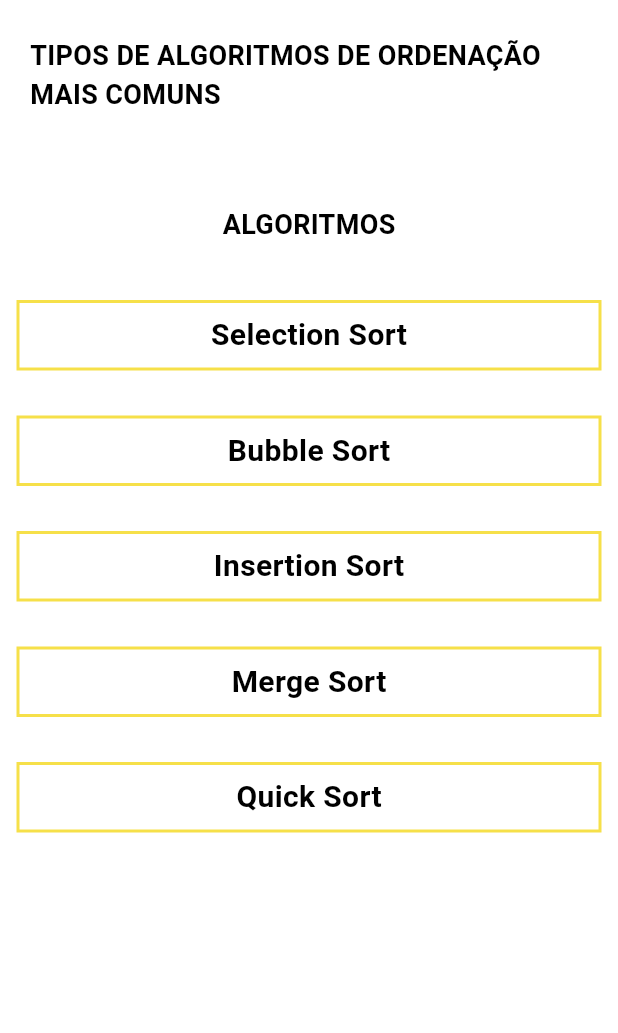
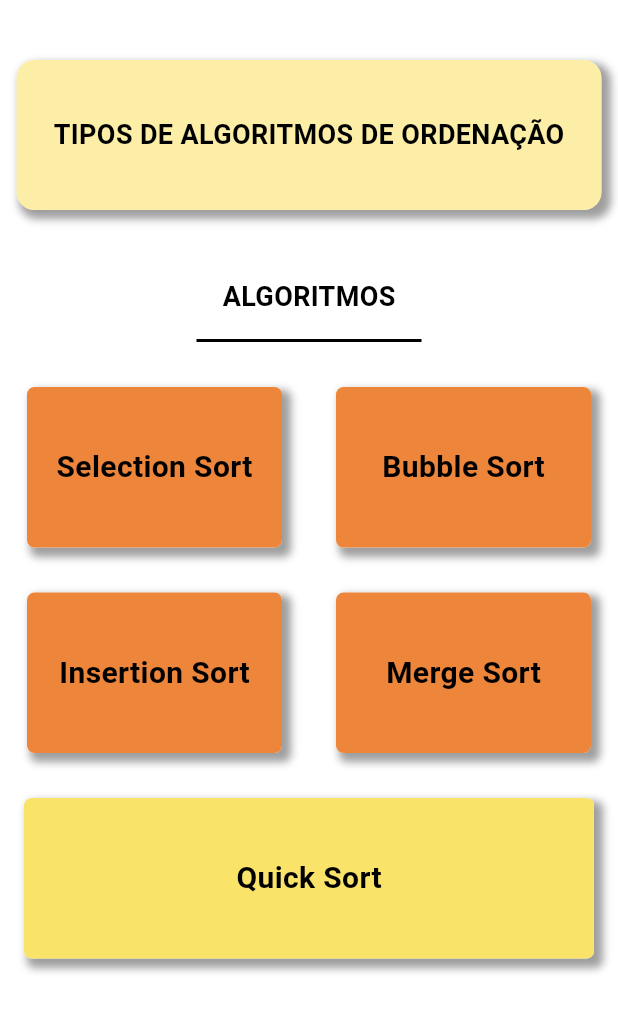
Before and after one commit to euapariciocoelho1996/TCC, a Flutter app: the Algoritmos screen opened directly, on a phone screen of 412 x 824 dp, the part 84-1117 px from its top. Run offline on Flutter 3.47's test engine with Material 3 defaults, Android fonts, the phone set to English and light mode, and no system bars.

Commit message:
Atualizei a página dos tipos de algoritmos

```diff
--- a/lib/pages/algoritmos.dart
+++ b/lib/pages/algoritmos.dart
@@ -38,12 +38,34 @@ class Algoritmos extends StatelessWidget {
       body: Column(
         children: [
           Container(
+            margin: const EdgeInsets.only(top: 40),
+            decoration: BoxDecoration(
+              color: const Color.fromARGB(149, 250, 226, 105),
+              borderRadius: BorderRadius.circular(12),
+              boxShadow: const [
+                BoxShadow(
+                  color: Colors.grey,
+                  offset: Offset(
+                    4.0,
+                    4.0,
+                  ),
+                  blurRadius: 4.0,
+                  spreadRadius: 2.0,
+                ), //BoxShadow
+                BoxShadow(
+                  color: Colors.white,
+                  offset: Offset(0.0, 0.0),
+                  blurRadius: 0.0,
+                  spreadRadius: 0.0,
+                ), //BoxShadow
+              ],
+            ),
             height: 100,
-            width: double.infinity,
+            width: 390,
             alignment: Alignment.center,
             padding: const EdgeInsets.all(20.0),
             child: const Text(
-              'TIPOS DE ALGORITMOS DE ORDENAÇÃO MAIS COMUNS',
+              'TIPOS DE ALGORITMOS DE ORDENAÇÃO',
               style: TextStyle(
                 fontSize: 18,
                 fontWeight: FontWeight.bold,
@@ -52,19 +74,32 @@ class Algoritmos extends StatelessWidget {
             ),
           ),
           Container(
-            height: 100,
-            width: double.infinity,
-            alignment: Alignment.center,
-            padding: const EdgeInsets.all(20.0),
-            child: const Text(
+            margin: const EdgeInsets.fromLTRB(0, 30, 0, 30),
+            child: Column(
+              children: [
+                // Conteúdo do container
+                const SizedBox(height: 15),
+                const Text(
                   'ALGORITMOS',
                   style: TextStyle(
+                    color: Color.fromARGB(255, 0, 0, 0),
                     fontSize: 18,
                     fontWeight: FontWeight.bold,
-                color: Color.fromARGB(255, 0, 0, 0),
                   ),
                 ),
+                const SizedBox(height: 15),
+                Container(
+                  width: 150,
+                  height: 2, // Espessura da linha
+                  color: const Color.fromARGB(255, 0, 0, 0), // Cor da linha
                 ),
+                // Linha de baixo
+              ],
+            ),
+          ),
+          Row(
+            mainAxisAlignment: MainAxisAlignment.spaceAround,
+            children: [
               InkWell(
                 onTap: () {
                   // Ação quando o Container é pressionado
@@ -75,16 +110,30 @@ class Algoritmos extends StatelessWidget {
                               const Selectionsort()));
                 },
                 child: Container(
-              height: 47,
-              width: 390,
+                  height: 107,
+                  width: 170,
+                  decoration: BoxDecoration(
+                    borderRadius: BorderRadius.circular(5),
+                    color: const Color.fromRGBO(237, 133, 59, 1),
+                    boxShadow: const [
+                      BoxShadow(
+                        color: Colors.grey,
+                        offset: Offset(
+                          4.0,
+                          4.0,
+                        ),
+                        blurRadius: 4.0,
+                        spreadRadius: 2.0,
+                      ), //BoxShadow
+                      BoxShadow(
+                        color: Colors.white,
+                        offset: Offset(0.0, 0.0),
+                        blurRadius: 0.0,
+                        spreadRadius: 0.0,
+                      ), //BoxShadow
+                    ],
+                  ),
                   alignment: Alignment.center,
-              decoration: BoxDecoration(
-                border: Border.all(
-                  color: const Color.fromRGBO(
-                      246, 224, 73, 1), // Cor da linha (borda)
-                  width: 2.0, // Espessura da linha
-                ),
-              ),
                   child: const Text('Selection Sort',
                       style: TextStyle(
                         color: Color.fromARGB(255, 0, 0, 0),
@@ -93,26 +142,40 @@ class Algoritmos extends StatelessWidget {
                       )),
                 ),
               ),
-          const SizedBox(height: 30),
               InkWell(
                 onTap: () {
                   // Ação quando o Container é pressionado
                   Navigator.push(
                       context,
                       MaterialPageRoute(
-                      builder: (BuildContext context) => const Bubblesort()));
+                          builder: (BuildContext context) =>
+                              const Bubblesort()));
                 },
                 child: Container(
-              height: 47,
-              width: 390,
+                  height: 107,
+                  width: 170,
+                  decoration: BoxDecoration(
+                    borderRadius: BorderRadius.circular(5),
+                    color: const Color.fromRGBO(237, 133, 59, 1),
+                    boxShadow: const [
+                      BoxShadow(
+                        color: Colors.grey,
+                        offset: Offset(
+                          4.0,
+                          4.0,
+                        ),
+                        blurRadius: 4.0,
+                        spreadRadius: 2.0,
+                      ), //BoxShadow
+                      BoxShadow(
+                        color: Colors.white,
+                        offset: Offset(0.0, 0.0),
+                        blurRadius: 0.0,
+                        spreadRadius: 0.0,
+                      ), //BoxShadow
+                    ],
+                  ),
                   alignment: Alignment.center,
-              decoration: BoxDecoration(
-                border: Border.all(
-                  color: const Color.fromRGBO(
-                      246, 224, 73, 1), // Cor da linha (borda)
-                  width: 2.0, // Espessura da linha
-                ),
-              ),
                   child: const Text('Bubble Sort',
                       style: TextStyle(
                         color: Color.fromARGB(255, 0, 0, 0),
@@ -121,7 +184,12 @@ class Algoritmos extends StatelessWidget {
                       )),
                 ),
               ),
+            ],
+          ),
           const SizedBox(height: 30),
+          Row(
+            mainAxisAlignment: MainAxisAlignment.spaceAround,
+            children: [
               InkWell(
                 onTap: () {
                   // Ação quando o Container é pressionado
@@ -132,16 +200,30 @@ class Algoritmos extends StatelessWidget {
                               const Insertionsort()));
                 },
                 child: Container(
-              height: 47,
-              width: 390,
+                  height: 107,
+                  width: 170,
+                  decoration: BoxDecoration(
+                    borderRadius: BorderRadius.circular(5),
+                    color: const Color.fromRGBO(237, 133, 59, 1),
+                    boxShadow: const [
+                      BoxShadow(
+                        color: Colors.grey,
+                        offset: Offset(
+                          4.0,
+                          4.0,
+                        ),
+                        blurRadius: 4.0,
+                        spreadRadius: 2.0,
+                      ), //BoxShadow
+                      BoxShadow(
+                        color: Colors.white,
+                        offset: Offset(0.0, 0.0),
+                        blurRadius: 0.0,
+                        spreadRadius: 0.0,
+                      ), //BoxShadow
+                    ],
+                  ),
                   alignment: Alignment.center,
-              decoration: BoxDecoration(
-                border: Border.all(
-                  color: const Color.fromRGBO(
-                      246, 224, 73, 1), // Cor da linha (borda)
-                  width: 2.0, // Espessura da linha
-                ),
-              ),
                   child: const Text('Insertion Sort',
                       style: TextStyle(
                         color: Color.fromARGB(255, 0, 0, 0),
@@ -150,26 +232,40 @@ class Algoritmos extends StatelessWidget {
                       )),
                 ),
               ),
-          const SizedBox(height: 30),
               InkWell(
                 onTap: () {
                   // Ação quando o Container é pressionado
                   Navigator.push(
                       context,
                       MaterialPageRoute(
-                      builder: (BuildContext context) => const Mergesort()));
+                          builder: (BuildContext context) =>
+                              const Mergesort()));
                 },
                 child: Container(
-              height: 47,
-              width: 390,
+                  height: 107,
+                  width: 170,
+                  decoration: BoxDecoration(
+                    borderRadius: BorderRadius.circular(5),
+                    color: const Color.fromRGBO(237, 133, 59, 1),
+                    boxShadow: const [
+                      BoxShadow(
+                        color: Colors.grey,
+                        offset: Offset(
+                          4.0,
+                          4.0,
+                        ),
+                        blurRadius: 4.0,
+                        spreadRadius: 2.0,
+                      ), //BoxShadow
+                      BoxShadow(
+                        color: Colors.white,
+                        offset: Offset(0.0, 0.0),
+                        blurRadius: 0.0,
+                        spreadRadius: 0.0,
+                      ), //BoxShadow
+                    ],
+                  ),
                   alignment: Alignment.center,
-              decoration: BoxDecoration(
-                border: Border.all(
-                  color: const Color.fromRGBO(
-                      246, 224, 73, 1), // Cor da linha (borda)
-                  width: 2.0, // Espessura da linha
-                ),
-              ),
                   child: const Text('Merge Sort',
                       style: TextStyle(
                         color: Color.fromARGB(255, 0, 0, 0),
@@ -177,6 +273,8 @@ class Algoritmos extends StatelessWidget {
                         fontWeight: FontWeight.bold,
                       )),
                 ),
+              ),
+            ],
           ),
           const SizedBox(height: 30),
           InkWell(
@@ -188,16 +286,30 @@ class Algoritmos extends StatelessWidget {
                       builder: (BuildContext context) => const Quicksort()));
             },
             child: Container(
-              height: 47,
-              width: 390,
+              height: 107,
+              width: 380,
+              decoration: BoxDecoration(
+                borderRadius: BorderRadius.circular(5),
+                color: const Color.fromRGBO(250, 227, 105, 1),
+                boxShadow: const [
+                  BoxShadow(
+                    color: Colors.grey,
+                    offset: Offset(
+                      4.0,
+                      4.0,
+                    ),
+                    blurRadius: 4.0,
+                    spreadRadius: 2.0,
+                  ), //BoxShadow
+                  BoxShadow(
+                    color: Colors.white,
+                    offset: Offset(0.0, 0.0),
+                    blurRadius: 0.0,
+                    spreadRadius: 0.0,
+                  ), //BoxShadow
+                ],
+              ),
               alignment: Alignment.center,
-              decoration: BoxDecoration(
-                border: Border.all(
-                  color: const Color.fromRGBO(
-                      246, 224, 73, 1), // Cor da linha (borda)
-                  width: 2.0, // Espessura da linha
-                ),
-              ),
               child: const Text('Quick Sort',
                   style: TextStyle(
                     color: Color.fromARGB(255, 0, 0, 0),
```
Lines whose indentation alone changed are shown as unchanged.
